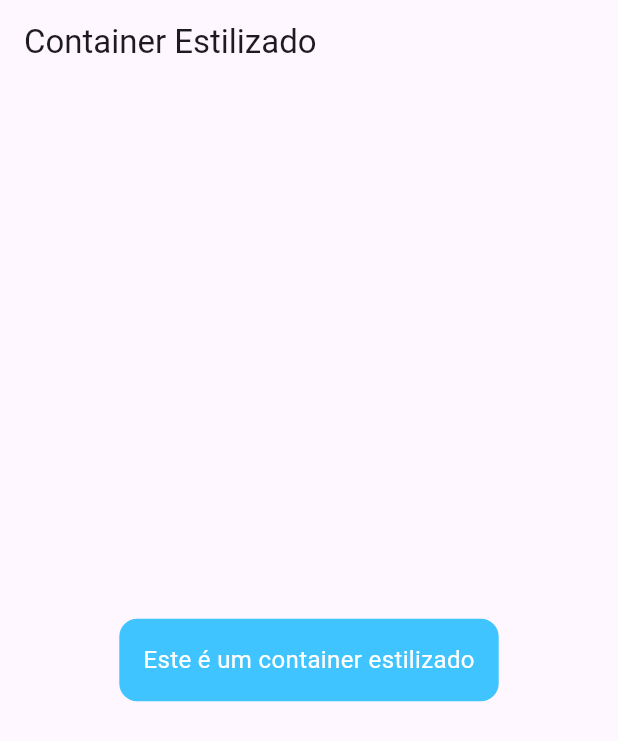
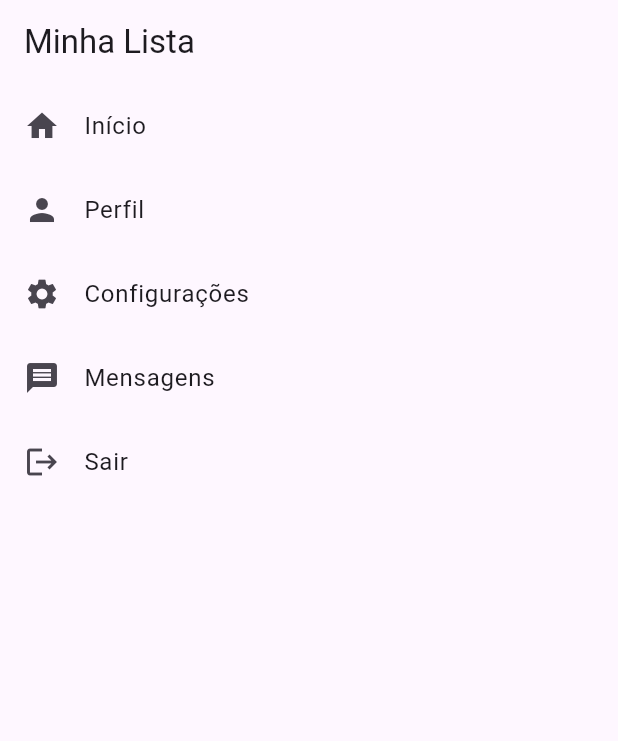
Before and after one commit to Salkaiju/Listas, a Flutter app: the screen it shows after launch, on a phone screen of 412 x 824 dp. Shown: the top 741 px of the screen. Run offline on Flutter 3.47's test engine with Material 3 defaults, Android fonts, the phone set to English and light mode, and no system bars.

Commit message:
Adicionando pasta Listas ao projeto

```diff
--- a/lib/main.dart
+++ b/lib/main.dart
@@ -10,25 +10,34 @@ class MyApp extends StatelessWidget {
   @override
   Widget build(BuildContext context) {
     return MaterialApp(
+      title: 'Lista com ListView',
       home: Scaffold(
         appBar: AppBar(
-          title: const Text('Container Estilizado'),
+          title: const Text('Minha Lista'),
         ),
-        body: Center(
-          child: Container(
-            padding: const EdgeInsets.all(16), // Espaçamento interno
-            decoration: BoxDecoration(
-              color: Colors.lightBlueAccent, // Fundo azul claro
-              borderRadius: BorderRadius.circular(12), // Bordas arredondadas
+        body: ListView(
+          children: const [
+            ListTile(
+              leading: Icon(Icons.home),
+              title: Text('Início'),
             ),
-            child: const Text(
-              'Este é um container estilizado',
-              style: TextStyle(
-                fontSize: 16,
-                color: Colors.white, // Cor do texto
-              ),
+            ListTile(
+              leading: Icon(Icons.person),
+              title: Text('Perfil'),
             ),
-          ),
+            ListTile(
+              leading: Icon(Icons.settings),
+              title: Text('Configurações'),
+            ),
+            ListTile(
+              leading: Icon(Icons.message),
+              title: Text('Mensagens'),
+            ),
+            ListTile(
+              leading: Icon(Icons.logout),
+              title: Text('Sair'),
+            ),
+          ],
         ),
       ),
     );
```
